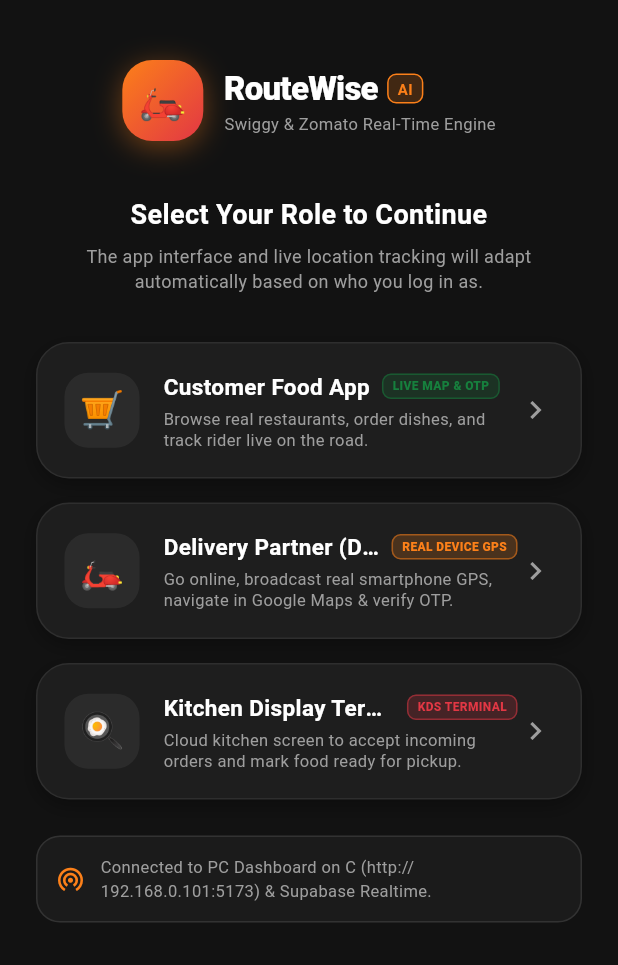
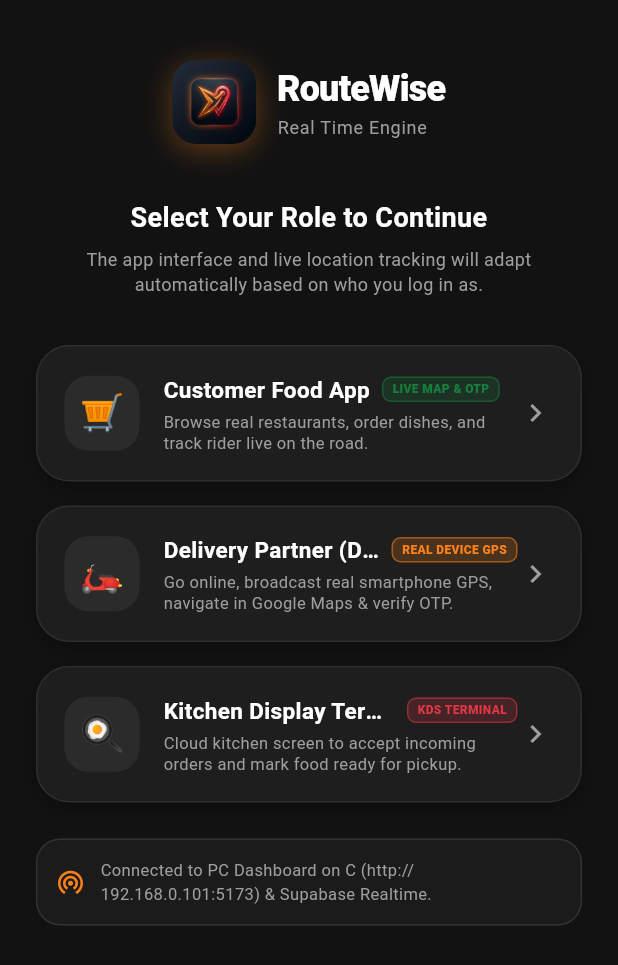
Before and after one commit to PrajwalTheCoder/delivery-app, a Flutter app: the screen it shows after launch, on a phone screen of 412 x 824 dp. Shown: the top 965 px of the screen. Run offline on Flutter 3.47's test engine with Material 3 defaults, Android fonts, the phone set to English and light mode, and no system bars; our stand-ins replace flutter_map, geolocator, latlong2, supabase_flutter; accounts and stored records are empty.

Commit message:
feat(mobile): add premium RouteWise brand logo, update launcher icons and tagline to Real Time Engine

```diff
--- a/mobile_app/lib/screens/auth/role_select_screen.dart
+++ b/mobile_app/lib/screens/auth/role_select_screen.dart
@@ -42,67 +42,40 @@
                 mainAxisAlignment: MainAxisAlignment.center,
                 children: [
                   Container(
-                    width: 54,
-                    height: 54,
+                    width: 56,
+                    height: 56,
                     decoration: BoxDecoration(
-                      gradient: const LinearGradient(
-                        colors: [Color(0xFFFC8019), Color(0xFFE23744)],
-                        begin: Alignment.topLeft,
-                        end: Alignment.bottomRight,
-                      ),
-                      borderRadius: BorderRadius.circular(20),
+                      borderRadius: BorderRadius.circular(16),
                       boxShadow: [
                         BoxShadow(
-                          color: const Color(0xFFFC8019).withOpacity(0.4),
+                          color: const Color(0xFFFC8019).withOpacity(0.35),
                           blurRadius: 16,
                           offset: const Offset(0, 4),
                         ),
                       ],
                     ),
-                    child: const Center(
-                      child: Text(
-                        '🛵',
-                        style: TextStyle(fontSize: 26),
-                      ),
+                    clipBehavior: Clip.antiAlias,
+                    child: Image.asset(
+                      'assets/images/logo.png',
+                      fit: BoxFit.cover,
                     ),
                   ),
                   const SizedBox(width: 14),
-                  Column(
+                  const Column(
                     crossAxisAlignment: CrossAxisAlignment.start,
                     children: [
-                      Row(
-                        children: [
-                          const Text(
+                      Text(
                         'RouteWise',
                         style: TextStyle(
-                              fontSize: 22,
+                          fontSize: 24,
                           fontWeight: FontWeight.w900,
                           color: Colors.white,
                           letterSpacing: -0.5,
                         ),
                       ),
-                          const SizedBox(width: 6),
-                          Container(
-                            padding: const EdgeInsets.symmetric(horizontal: 6, vertical: 2),
-                            decoration: BoxDecoration(
-                              color: const Color(0xFFFC8019).withOpacity(0.2),
-                              borderRadius: BorderRadius.circular(6),
-                              border: Border.all(color: const Color(0xFFFC8019)),
-                            ),
-                            child: const Text(
-                              'AI',
-                              style: TextStyle(
-                                fontSize: 10,
-                                fontWeight: FontWeight.bold,
-                                color: Color(0xFFFC8019),
-                              ),
-                            ),
-                          ),
-                        ],
-                      ),
-                      const Text(
-                        'Swiggy & Zomato Real-Time Engine',
-                        style: TextStyle(fontSize: 11, color: Colors.grey),
+                      Text(
+                        'Real Time Engine',
+                        style: TextStyle(fontSize: 12, color: Colors.grey, letterSpacing: 0.5),
                       ),
                     ],
                   ),
--- a/mobile_app/pubspec.yaml
+++ b/mobile_app/pubspec.yaml
@@ -1,5 +1,5 @@
 name: routewise_mobile
-description: "RouteWise Swiggy & Zomato Real-Time Delivery Mobile Application"
+description: "RouteWise Real-Time Delivery Mobile Application"
 publish_to: 'none'
 version: 1.0.0+1
 
@@ -26,3 +26,5 @@
 
 flutter:
   uses-material-design: true
+  assets:
+    - assets/images/
```
Also changed, not shown: mobile_app/assets/images/logo.png (added), 5 other files. Lines whose indentation alone changed are shown as unchanged.
